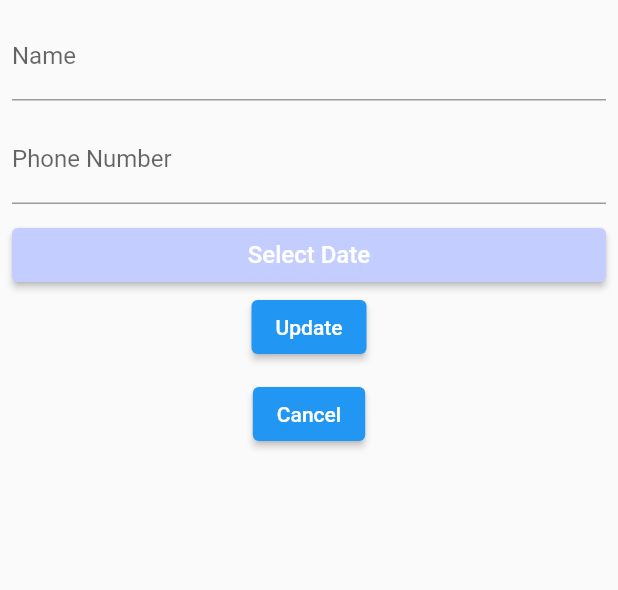
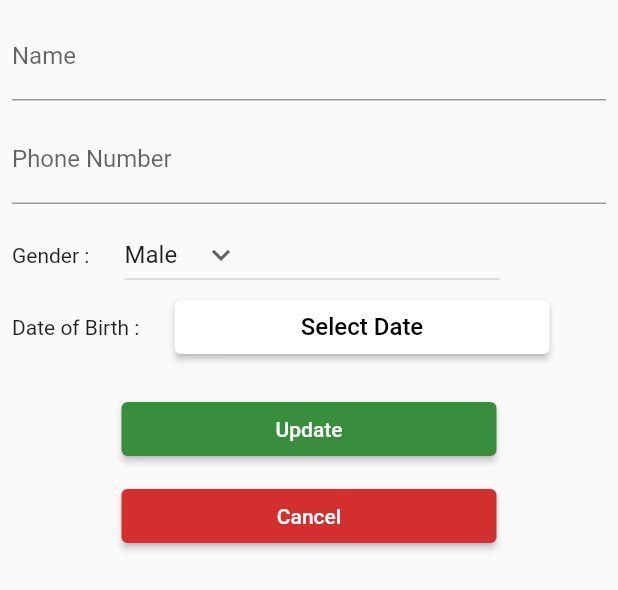
Before and after one commit to tsering-hub/majestry_mobile_app, a Flutter app: the UpdateprofileModel widget shown alone on an empty page, opened directly, on a phone screen of 412 x 824 dp. Shown: the top 590 px of the screen. Run offline on Flutter 3.47's test engine with Material 2 defaults, Android fonts, the phone set to English and light mode, and no system bars; our stand-ins replace animated_splash_screen, dio, flutter_svg, font_awesome_flutter, image_picker, lottie and 3 more; missing offline and left inert: khalti_flutter, qrscan, quantity_input; accounts and stored records are empty; network calls fail.

Commit message:
dropdown added in update profile model

```diff
--- a/lib/screens/order/allorders_screen.dart
+++ b/lib/screens/order/allorders_screen.dart
@@ -20,6 +20,8 @@ class _AllOrderScreenState extends State<AllOrderScreen> {
       child: Scaffold(
         backgroundColor: const Color.fromARGB(255, 245, 242, 242),
         appBar: AppBar(
+          elevation: 0,
+          foregroundColor: Colors.orange[900],
           backgroundColor: Colors.transparent,
           title: const Text(
             "All Orders",
--- a/lib/screens/profile/updateprofilemodel.dart
+++ b/lib/screens/profile/updateprofilemodel.dart
@@ -16,15 +16,24 @@ class _UpdateprofileModelState extends State<UpdateprofileModel> {
   final _genderController = TextEditingController();
 
   String selectedDate = "Select Date";
+  DateTime _date = DateTime(2010, 1);
 
-  DateTime _date = DateTime.now();
+  // Initial Selected Value
+  String dropdownvalue = 'Male';
+
+  // List of items in our dropdown menu
+  var items = [
+    'Male',
+    'Female',
+    'Others',
+  ];
 
   datePicker() async {
     final DateTime? newDate = await showDatePicker(
       context: context,
       initialDate: _date,
-      firstDate: DateTime.now(),
-      lastDate: DateTime(2024, 1),
+      firstDate: DateTime(1960, 1),
+      lastDate: DateTime(2010, 1),
       helpText: 'Select a date',
     );
     if (newDate != null) {
@@ -38,7 +47,7 @@ class _UpdateprofileModelState extends State<UpdateprofileModel> {
   @override
   Widget build(BuildContext context) {
     return SizedBox(
-      height: 640,
+      height: 550,
       child: SingleChildScrollView(
         child: Padding(
           padding: const EdgeInsets.all(8.0),
@@ -64,23 +73,73 @@ class _UpdateprofileModelState extends State<UpdateprofileModel> {
               const SizedBox(
                 height: 10,
               ),
+              Row(
+                children: [
+                  const Text("Gender : "),
+                  const SizedBox(
+                    width: 20,
+                  ),
                   SizedBox(
-                width: double.infinity,
+                    width: 250,
+                    child: DropdownButton(
+                      // Initial Value
+                      value: dropdownvalue,
+
+                      // Down Arrow Icon
+                      icon: const Icon(Icons.keyboard_arrow_down),
+
+                      // Array list of items
+                      items: items.map((String items) {
+                        return DropdownMenuItem(
+                          value: items,
+                          child: Text(items),
+                        );
+                      }).toList(),
+                      // After selecting the desired option,it will
+                      // change button value to selected value
+                      onChanged: (String? newValue) {
+                        setState(() {
+                          dropdownvalue = newValue!;
+                        });
+                      },
+                    ),
+                  ),
+                ],
+              ),
+              Row(
+                children: [
+                  const Text("Date of Birth : "),
+                  const SizedBox(
+                    width: 20,
+                  ),
+                  SizedBox(
+                    width: 250,
                     child: ElevatedButton(
                       style: ButtonStyle(
-                    backgroundColor: MaterialStateProperty.all(
-                        const Color.fromARGB(255, 195, 205, 255)),
+                        backgroundColor:
+                            MaterialStateProperty.all(Colors.white),
                       ),
                       onPressed: () {
                         datePicker();
                       },
                       child: Text(
                         selectedDate,
-                    style: const TextStyle(fontSize: 16),
+                        style:
+                            const TextStyle(fontSize: 16, color: Colors.black),
                       ),
                     ),
                   ),
-              ElevatedButton(
+                ],
+              ),
+              const SizedBox(
+                height: 20,
+              ),
+              SizedBox(
+                width: 250,
+                child: ElevatedButton(
+                    style: ButtonStyle(
+                        backgroundColor:
+                            MaterialStateProperty.all(Colors.green[700])),
                     onPressed: () {
                       setState(() {
                         // if (_formKey.currentState!
@@ -101,14 +160,21 @@ class _UpdateprofileModelState extends State<UpdateprofileModel> {
                       });
                     },
                     child: const Text("Update")),
+              ),
               const SizedBox(
                 height: 10,
               ),
-              ElevatedButton(
+              SizedBox(
+                width: 250,
+                child: ElevatedButton(
+                    style: ButtonStyle(
+                        backgroundColor:
+                            MaterialStateProperty.all(Colors.red[700])),
                     onPressed: () {
                       Navigator.pop(context);
                     },
-                  child: const Text("Cancel"))
+                    child: const Text("Cancel")),
+              )
             ],
           ),
         ),
```
Also changed, not shown: lib/screens/profile/profile_screeen.dart (+72 -24 lines). Lines whose indentation alone changed are shown as unchanged.
